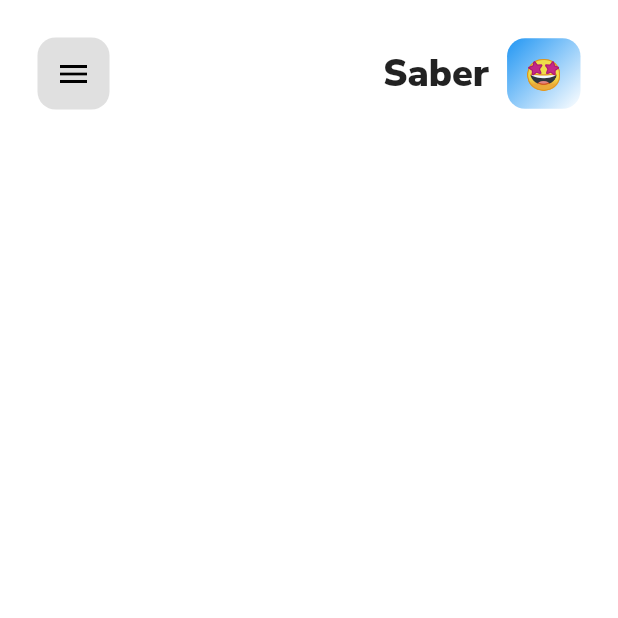
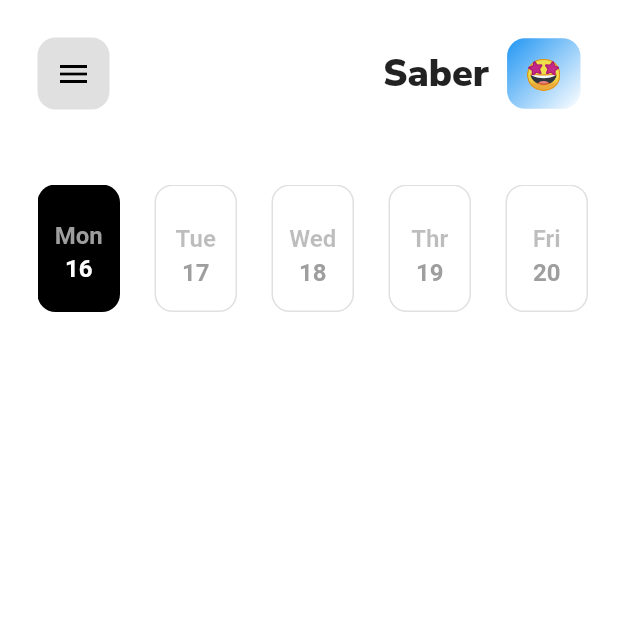
Before and after one commit to zainahmed0597/to_dos_flutter, a Flutter app: the MyHomePage screen opened directly, on a phone screen of 412 x 824 dp, the top half of it. Run offline on Flutter 3.47's test engine with Material 2 defaults, Android fonts, the phone set to English and light mode, and no system bars; our stand-ins replace google_fonts; Roboto replaces fonts that are missing (Catamaran).

```diff
--- a/lib/main.dart
+++ b/lib/main.dart
@@ -1,5 +1,4 @@
 import 'package:flutter/material.dart';
-import 'package:to_dos/widgets/calandert_timeline.dart';
 
 import 'screens/home_screen.dart';
 
@@ -17,7 +16,7 @@ class MyApp extends StatelessWidget {
       theme: ThemeData(
         primarySwatch: Colors.blue,
       ),
-      home: CalanderTimeLine(),
+      home: const MyHomePage(),
     );
   }
 }
--- a/lib/screens/home_screen.dart
+++ b/lib/screens/home_screen.dart
@@ -1,7 +1,7 @@
 import 'package:flutter/material.dart';
 import 'package:google_fonts/google_fonts.dart';
 
-import 'package:calendar_timeline/calendar_timeline.dart';
+import '../widgets/demodates.dart';
 import '../widgets/icon_button.dart';
 
 class MyHomePage extends StatefulWidget {
@@ -17,7 +17,9 @@ class _MyHomePageState extends State<MyHomePage> {
     return Scaffold(
       backgroundColor: Colors.white,
       body: SafeArea(
-        child: Padding(
+        child: Column(
+          children: [
+            Padding(
               padding: const EdgeInsets.all(25.0),
               child: Column(
                 children: [
@@ -63,12 +65,33 @@ class _MyHomePageState extends State<MyHomePage> {
                     ],
                   ),
                   const SizedBox(
-                height: 100,
+                    height: 25,
                   ),
                   // Calender timeline
                 ],
               ),
             ),
+            Container(
+              margin: EdgeInsets.only(left: 25),
+              height: 85,
+              child: ListView(
+                scrollDirection: Axis.horizontal,
+                children: [
+                  demoDates("Mon", "16", true),
+                  demoDates("Tue", "17", false),
+                  demoDates("Wed", "18", false),
+                  demoDates("Thr", "19", false),
+                  demoDates("Fri", "20", false),
+                  demoDates("Sat", "21", false),
+                  demoDates("Sun", "22", false),
+                ],
+              ),
+            ),
+            const SizedBox(
+              height: 25,
+            ),
+          ],
+        ),
       ),
     );
   }
--- /dev/null
+++ b/lib/widgets/demodates.dart
@@ -0,0 +1,78 @@
+import 'package:flutter/material.dart';
+import 'package:google_fonts/google_fonts.dart';
+
+demoDates(String day, String date, bool isSelected) {
+  return isSelected
+      ? Container(
+          margin: const EdgeInsets.only(right: 23),
+          padding: const EdgeInsets.all(7),
+          width: 55,
+          decoration: BoxDecoration(
+            color: Colors.black,
+            borderRadius: BorderRadius.circular(12),
+          ),
+          child: Column(
+            mainAxisAlignment: MainAxisAlignment.center,
+            children: [
+              Container(
+                margin: const EdgeInsets.only(top: 6),
+                child: Text(
+                  day,
+                  style: GoogleFonts.catamaran(
+                      color: Colors.grey,
+                      fontSize: 16,
+                      fontWeight: FontWeight.w600),
+                ),
+              ),
+              Container(
+                margin: const EdgeInsets.only(top: 2),
+                padding: const EdgeInsets.all(1),
+                child: Text(
+                  date,
+                  style: GoogleFonts.catamaran(
+                      color: Colors.white,
+                      fontSize: 16,
+                      fontWeight: FontWeight.w600),
+                ),
+              )
+            ],
+          ),
+        )
+      : Container(
+          margin: const EdgeInsets.only(right: 23),
+          padding: const EdgeInsets.all(7),
+          width: 55,
+          decoration: BoxDecoration(
+            color: Colors.transparent,
+            border: Border.all(color: Colors.black12),
+            borderRadius: BorderRadius.circular(12),
+          ),
+          child: Column(
+            mainAxisAlignment: MainAxisAlignment.center,
+            children: [
+              Container(
+                margin: const EdgeInsets.only(top: 10),
+                padding: const EdgeInsets.all(1),
+                child: Text(
+                  day,
+                  style: GoogleFonts.catamaran(
+                      color: Colors.black26,
+                      fontSize: 16,
+                      fontWeight: FontWeight.w600),
+                ),
+              ),
+              Container(
+                margin: const EdgeInsets.only(top: 2),
+                padding: const EdgeInsets.all(1),
+                child: Text(
+                  date,
+                  style: GoogleFonts.catamaran(
+                      color: Colors.grey,
+                      fontSize: 16,
+                      fontWeight: FontWeight.w600),
+                ),
+              )
+            ],
+          ),
+        );
+}
```
Also changed, not shown: lib/widgets/calandert_timeline.dart (deleted, +0 -84 lines), 9 other files. Lines whose indentation alone changed are shown as unchanged.
